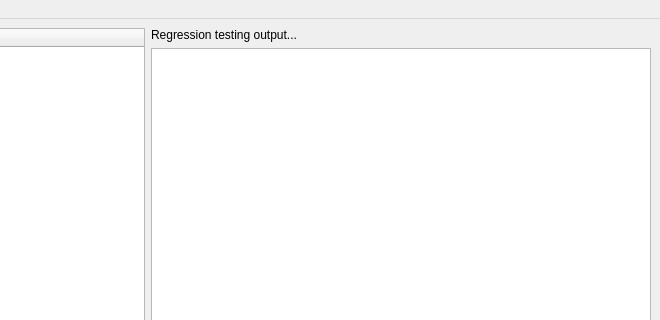
Above: khtml/test_regression_gui.ui from KDE/kdelibs before the change; both pictures show x 214 to 874 and y 0 to 320 of the 874 by 646 pixel window. Below: the same form after it.
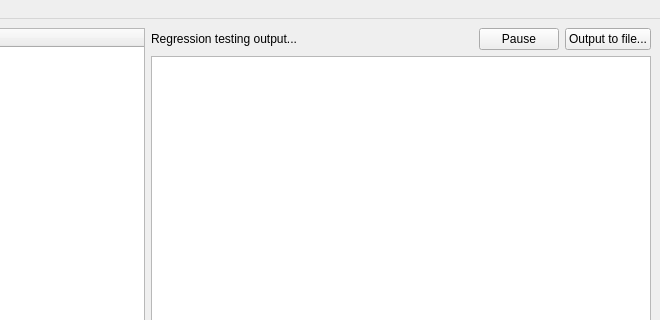
That is the form after the change.

Commit message: Implement 2/3 of the remaining todo: save log output & pause/continue regression testing Thanks go to Harri for the SIGSTOP/SIGCONT hints. Next thing: fix progress bars in all modes

```diff
--- a/khtml/test_regression_gui.ui
+++ b/khtml/test_regression_gui.ui
@@ -61,11 +61,94 @@
        <number>6</number>
       </property>
       <item>
-       <widget class="QLabel" name="label_3" >
-        <property name="text" >
-         <string>Regression testing output...</string>
+       <layout class="QHBoxLayout" >
+        <property name="margin" >
+         <number>0</number>
         </property>
-       </widget>
+        <property name="spacing" >
+         <number>6</number>
+        </property>
+        <item>
+         <widget class="QLabel" name="label_3" >
+          <property name="text" >
+           <string>Regression testing output...</string>
+          </property>
+         </widget>
+        </item>
+        <item>
+         <spacer>
+          <property name="orientation" >
+           <enum>Qt::Horizontal</enum>
+          </property>
+          <property name="sizeHint" >
+           <size>
+            <width>111</width>
+            <height>20</height>
+           </size>
+          </property>
+         </spacer>
+        </item>
+        <item>
+         <widget class="QPushButton" name="pauseContinueButton" >
+          <property name="sizePolicy" >
+           <sizepolicy>
+            <hsizetype>0</hsizetype>
+            <vsizetype>0</vsizetype>
+            <horstretch>0</horstretch>
+            <verstretch>0</verstretch>
+           </sizepolicy>
+          </property>
+          <property name="maximumSize" >
+           <size>
+            <width>16777215</width>
+            <height>16777215</height>
+           </size>
+          </property>
+          <property name="toolTip" >
+           <string>Pause/Continue regression testing process</string>
+          </property>
+          <property name="whatsThis" >
+           <string>Pause/Continue regression testing process</string>
+          </property>
+          <property name="layoutDirection" >
+           <enum>Qt::LeftToRight</enum>
+          </property>
+          <property name="text" >
+           <string>Pause</string>
+          </property>
+          <property name="flat" >
+           <bool>false</bool>
+          </property>
+         </widget>
+        </item>
+        <item>
+         <widget class="QPushButton" name="saveLogButton" >
+          <property name="sizePolicy" >
+           <sizepolicy>
+            <hsizetype>0</hsizetype>
+            <vsizetype>0</vsizetype>
+            <horstretch>0</horstretch>
+            <verstretch>0</verstretch>
+           </sizepolicy>
+          </property>
+          <property name="maximumSize" >
+           <size>
+            <width>16777215</width>
+            <height>16777215</height>
+           </size>
+          </property>
+          <property name="toolTip" >
+           <string>You may select a file where the log content is stored, before the regression testing started!</string>
+          </property>
+          <property name="whatsThis" >
+           <string>You may select a file where the log content is stored, before the regression testing started!</string>
+          </property>
+          <property name="text" >
+           <string>Output to file...</string>
+          </property>
+         </widget>
+        </item>
+       </layout>
       </item>
       <item>
        <widget class="QTextEdit" name="textEdit" />
```
Left out of the diff: 20 changed lines with no effect on the pictures. The commit also changes 3 other files.
